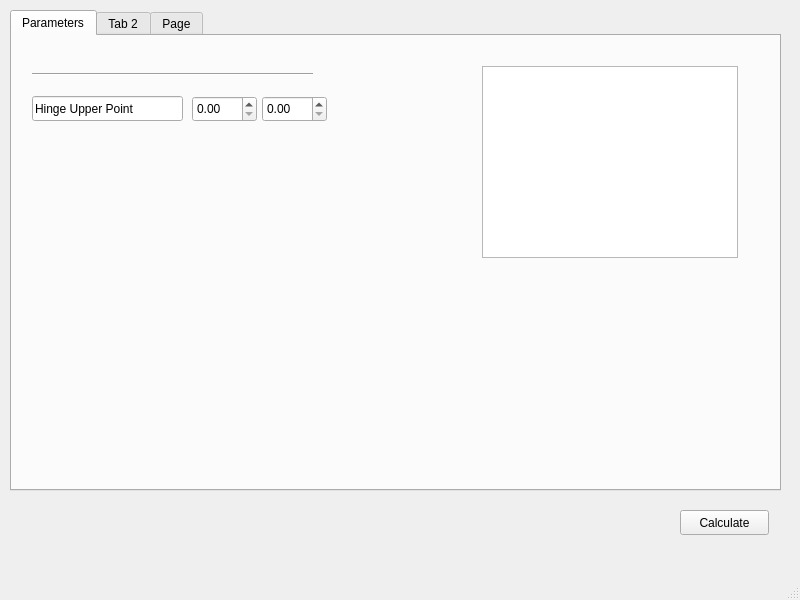
Before: the Qt Designer form gui/door_model.ui in jandaa/door-model, drawn with Qt 5.
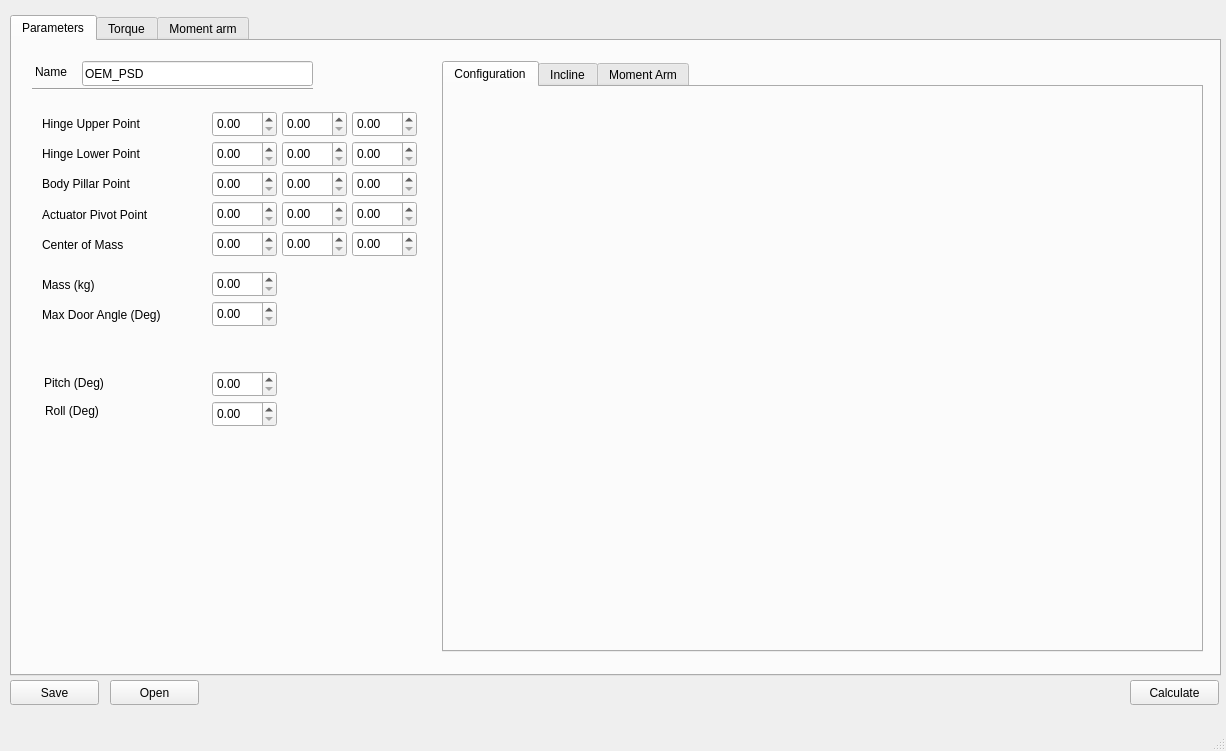
After: the same form once the commit is applied.

```diff
--- a/gui/door_model.ui
+++ b/gui/door_model.ui
@@ -6,8 +6,8 @@
    <rect>
     <x>0</x>
     <y>0</y>
-    <width>800</width>
-    <height>600</height>
+    <width>1226</width>
+    <height>751</height>
    </rect>
   </property>
   <property name="windowTitle">
@@ -17,8 +17,8 @@
    <widget class="QPushButton" name="pushButton">
     <property name="geometry">
      <rect>
-      <x>680</x>
-      <y>510</y>
+      <x>1130</x>
+      <y>680</y>
       <width>89</width>
       <height>25</height>
      </rect>
@@ -31,9 +31,9 @@
     <property name="geometry">
      <rect>
       <x>10</x>
-      <y>10</y>
-      <width>771</width>
-      <height>481</height>
+      <y>15</y>
+      <width>1211</width>
+      <height>661</height>
      </rect>
     </property>
     <property name="currentIndex">
@@ -47,7 +47,7 @@
       <property name="geometry">
        <rect>
         <x>20</x>
-        <y>30</y>
+        <y>40</y>
         <width>281</width>
         <height>16</height>
        </rect>
@@ -56,24 +56,11 @@
        <enum>Qt::Horizontal</enum>
       </property>
      </widget>
-     <widget class="QLineEdit" name="lineEdit">
-      <property name="geometry">
-       <rect>
-        <x>20</x>
-        <y>60</y>
-        <width>151</width>
-        <height>25</height>
-       </rect>
-      </property>
-      <property name="text">
-       <string>Hinge Upper Point</string>
-      </property>
-     </widget>
      <widget class="QDoubleSpinBox" name="doubleSpinBox">
       <property name="geometry">
        <rect>
-        <x>180</x>
-        <y>60</y>
+        <x>200</x>
+        <y>70</y>
         <width>65</width>
         <height>26</height>
        </rect>
@@ -82,35 +69,392 @@
      <widget class="QDoubleSpinBox" name="doubleSpinBox_2">
       <property name="geometry">
        <rect>
-        <x>250</x>
-        <y>60</y>
+        <x>270</x>
+        <y>70</y>
         <width>65</width>
         <height>26</height>
        </rect>
       </property>
      </widget>
-     <widget class="QTableView" name="tableView">
+     <widget class="QLabel" name="label">
       <property name="geometry">
        <rect>
-        <x>470</x>
-        <y>30</y>
-        <width>256</width>
-        <height>192</height>
+        <x>30</x>
+        <y>74</y>
+        <width>131</width>
+        <height>17</height>
        </rect>
       </property>
+      <property name="text">
+       <string>Hinge Upper Point</string>
+      </property>
      </widget>
+     <widget class="QLineEdit" name="lineEdit">
+      <property name="geometry">
+       <rect>
+        <x>70</x>
+        <y>20</y>
+        <width>231</width>
+        <height>25</height>
+       </rect>
+      </property>
+      <property name="text">
+       <string>OEM_PSD</string>
+      </property>
+     </widget>
+     <widget class="QLabel" name="label_2">
+      <property name="geometry">
+       <rect>
+        <x>23</x>
+        <y>22</y>
+        <width>131</width>
+        <height>17</height>
+       </rect>
+      </property>
+      <property name="text">
+       <string>Name</string>
+      </property>
+     </widget>
+     <widget class="QDoubleSpinBox" name="doubleSpinBox_3">
+      <property name="geometry">
+       <rect>
+        <x>340</x>
+        <y>70</y>
+        <width>65</width>
+        <height>26</height>
+       </rect>
+      </property>
+     </widget>
+     <widget class="QDoubleSpinBox" name="doubleSpinBox_4">
+      <property name="geometry">
+       <rect>
+        <x>270</x>
+        <y>100</y>
+        <width>65</width>
+        <height>26</height>
+       </rect>
+      </property>
+     </widget>
+     <widget class="QLabel" name="label_3">
+      <property name="geometry">
+       <rect>
+        <x>30</x>
+        <y>104</y>
+        <width>131</width>
+        <height>17</height>
+       </rect>
+      </property>
+      <property name="text">
+       <string>Hinge Lower Point</string>
+      </property>
+     </widget>
+     <widget class="QDoubleSpinBox" name="doubleSpinBox_5">
+      <property name="geometry">
+       <rect>
+        <x>340</x>
+        <y>100</y>
+        <width>65</width>
+        <height>26</height>
+       </rect>
+      </property>
+     </widget>
+     <widget class="QDoubleSpinBox" name="doubleSpinBox_6">
+      <property name="geometry">
+       <rect>
+        <x>200</x>
+        <y>100</y>
+        <width>65</width>
+        <height>26</height>
+       </rect>
+      </property>
+     </widget>
+     <widget class="QDoubleSpinBox" name="doubleSpinBox_7">
+      <property name="geometry">
+       <rect>
+        <x>270</x>
+        <y>130</y>
+        <width>65</width>
+        <height>26</height>
+       </rect>
+      </property>
+     </widget>
+     <widget class="QDoubleSpinBox" name="doubleSpinBox_8">
+      <property name="geometry">
+       <rect>
+        <x>200</x>
+        <y>130</y>
+        <width>65</width>
+        <height>26</height>
+       </rect>
+      </property>
+     </widget>
+     <widget class="QLabel" name="label_4">
+      <property name="geometry">
+       <rect>
+        <x>30</x>
+        <y>134</y>
+        <width>131</width>
+        <height>17</height>
+       </rect>
+      </property>
+      <property name="text">
+       <string>Body Pillar Point</string>
+      </property>
+     </widget>
+     <widget class="QDoubleSpinBox" name="doubleSpinBox_9">
+      <property name="geometry">
+       <rect>
+        <x>340</x>
+        <y>130</y>
+        <width>65</width>
+        <height>26</height>
+       </rect>
+      </property>
+     </widget>
+     <widget class="QDoubleSpinBox" name="doubleSpinBox_10">
+      <property name="geometry">
+       <rect>
+        <x>270</x>
+        <y>160</y>
+        <width>65</width>
+        <height>26</height>
+       </rect>
+      </property>
+     </widget>
+     <widget class="QDoubleSpinBox" name="doubleSpinBox_11">
+      <property name="geometry">
+       <rect>
+        <x>340</x>
+        <y>160</y>
+        <width>65</width>
+        <height>26</height>
+       </rect>
+      </property>
+     </widget>
+     <widget class="QLabel" name="label_5">
+      <property name="geometry">
+       <rect>
+        <x>30</x>
+        <y>164</y>
+        <width>141</width>
+        <height>20</height>
+       </rect>
+      </property>
+      <property name="text">
+       <string>Actuator Pivot Point</string>
+      </property>
+     </widget>
+     <widget class="QDoubleSpinBox" name="doubleSpinBox_12">
+      <property name="geometry">
+       <rect>
+        <x>200</x>
+        <y>160</y>
+        <width>65</width>
+        <height>26</height>
+       </rect>
+      </property>
+     </widget>
+     <widget class="QLabel" name="label_6">
+      <property name="geometry">
+       <rect>
+        <x>30</x>
+        <y>194</y>
+        <width>141</width>
+        <height>20</height>
+       </rect>
+      </property>
+      <property name="text">
+       <string>Center of Mass</string>
+      </property>
+     </widget>
+     <widget class="QDoubleSpinBox" name="doubleSpinBox_13">
+      <property name="geometry">
+       <rect>
+        <x>270</x>
+        <y>190</y>
+        <width>65</width>
+        <height>26</height>
+       </rect>
+      </property>
+     </widget>
+     <widget class="QDoubleSpinBox" name="doubleSpinBox_14">
+      <property name="geometry">
+       <rect>
+        <x>340</x>
+        <y>190</y>
+        <width>65</width>
+        <height>26</height>
+       </rect>
+      </property>
+     </widget>
+     <widget class="QDoubleSpinBox" name="doubleSpinBox_15">
+      <property name="geometry">
+       <rect>
+        <x>200</x>
+        <y>190</y>
+        <width>65</width>
+        <height>26</height>
+       </rect>
+      </property>
+     </widget>
+     <widget class="QDoubleSpinBox" name="doubleSpinBox_16">
+      <property name="geometry">
+       <rect>
+        <x>200</x>
+        <y>230</y>
+        <width>65</width>
+        <height>26</height>
+       </rect>
+      </property>
+     </widget>
+     <widget class="QLabel" name="label_7">
+      <property name="geometry">
+       <rect>
+        <x>30</x>
+        <y>234</y>
+        <width>141</width>
+        <height>20</height>
+       </rect>
+      </property>
+      <property name="text">
+       <string>Mass (kg)</string>
+      </property>
+     </widget>
+     <widget class="QLabel" name="label_8">
+      <property name="geometry">
+       <rect>
+        <x>30</x>
+        <y>264</y>
+        <width>161</width>
+        <height>20</height>
+       </rect>
+      </property>
+      <property name="text">
+       <string>Max Door Angle (Deg)</string>
+      </property>
+     </widget>
+     <widget class="QDoubleSpinBox" name="doubleSpinBox_17">
+      <property name="geometry">
+       <rect>
+        <x>200</x>
+        <y>260</y>
+        <width>65</width>
+        <height>26</height>
+       </rect>
+      </property>
+     </widget>
+     <widget class="QDoubleSpinBox" name="doubleSpinBox_18">
+      <property name="geometry">
+       <rect>
+        <x>200</x>
+        <y>330</y>
+        <width>65</width>
+        <height>26</height>
+       </rect>
+      </property>
+     </widget>
+     <widget class="QLabel" name="label_9">
+      <property name="geometry">
+       <rect>
+        <x>32</x>
+        <y>332</y>
+        <width>91</width>
+        <height>20</height>
+       </rect>
+      </property>
+      <property name="text">
+       <string>Pitch (Deg)</string>
+      </property>
+     </widget>
+     <widget class="QDoubleSpinBox" name="doubleSpinBox_19">
+      <property name="geometry">
+       <rect>
+        <x>200</x>
+        <y>360</y>
+        <width>65</width>
+        <height>26</height>
+       </rect>
+      </property>
+     </widget>
+     <widget class="QLabel" name="label_10">
+      <property name="geometry">
+       <rect>
+        <x>33</x>
+        <y>360</y>
+        <width>91</width>
+        <height>20</height>
+       </rect>
+      </property>
+      <property name="text">
+       <string>Roll (Deg)</string>
+      </property>
+     </widget>
+     <widget class="QTabWidget" name="tabWidget_2">
+      <property name="geometry">
+       <rect>
+        <x>430</x>
+        <y>20</y>
+        <width>761</width>
+        <height>591</height>
+       </rect>
+      </property>
+      <property name="currentIndex">
+       <number>0</number>
+      </property>
+      <widget class="QWidget" name="vis_configuration">
+       <attribute name="title">
+        <string>Configuration</string>
+       </attribute>
+      </widget>
+      <widget class="QWidget" name="vis_incline">
+       <attribute name="title">
+        <string>Incline</string>
+       </attribute>
+      </widget>
+      <widget class="QWidget" name="vis_moment_arm">
+       <attribute name="title">
+        <string>Moment Arm</string>
+       </attribute>
+      </widget>
+     </widget>
     </widget>
     <widget class="QWidget" name="tab_2">
      <attribute name="title">
-      <string>Tab 2</string>
+      <string>Torque</string>
      </attribute>
     </widget>
     <widget class="QWidget" name="tab_3">
      <attribute name="title">
-      <string>Page</string>
+      <string>Moment arm</string>
      </attribute>
     </widget>
    </widget>
+   <widget class="QPushButton" name="pushButton_2">
+    <property name="geometry">
+     <rect>
+      <x>10</x>
+      <y>680</y>
+      <width>89</width>
+      <height>25</height>
+     </rect>
+    </property>
+    <property name="text">
+     <string>Save</string>
+    </property>
+   </widget>
+   <widget class="QPushButton" name="pushButton_3">
+    <property name="geometry">
+     <rect>
+      <x>110</x>
+      <y>680</y>
+      <width>89</width>
+      <height>25</height>
+     </rect>
+    </property>
+    <property name="text">
+     <string>Open</string>
+    </property>
+   </widget>
   </widget>
   <widget class="QMenuBar" name="menubar">
    <property name="geometry">
```
Left out of the diff: 6 changed lines with no effect on the pictures.
